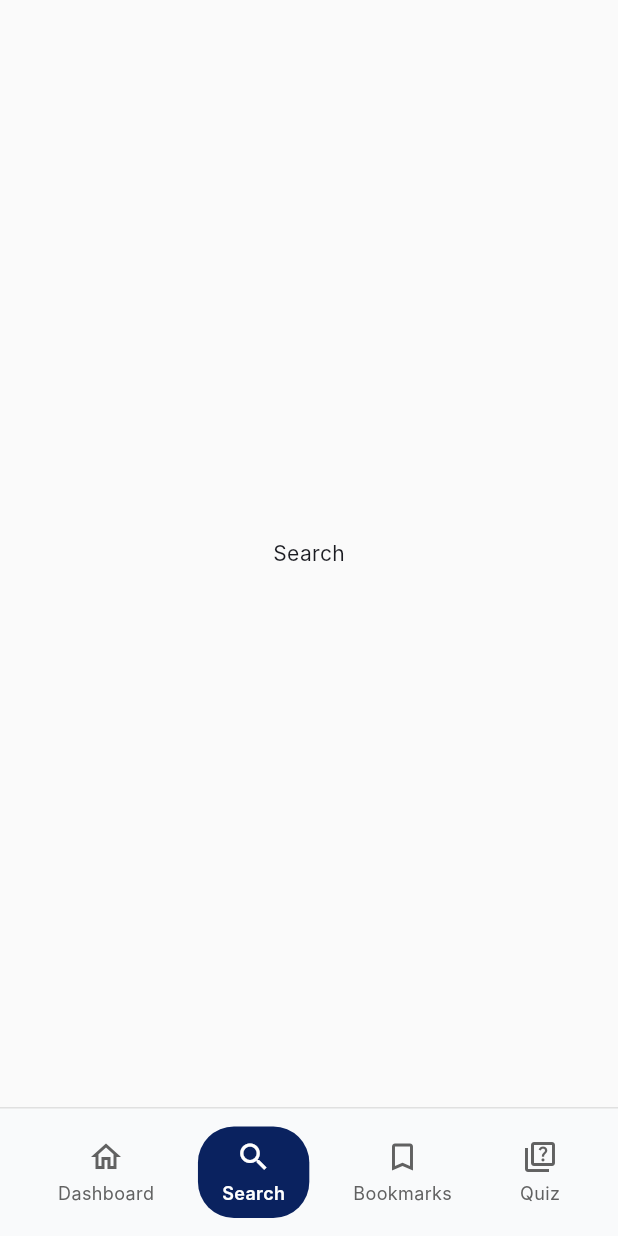
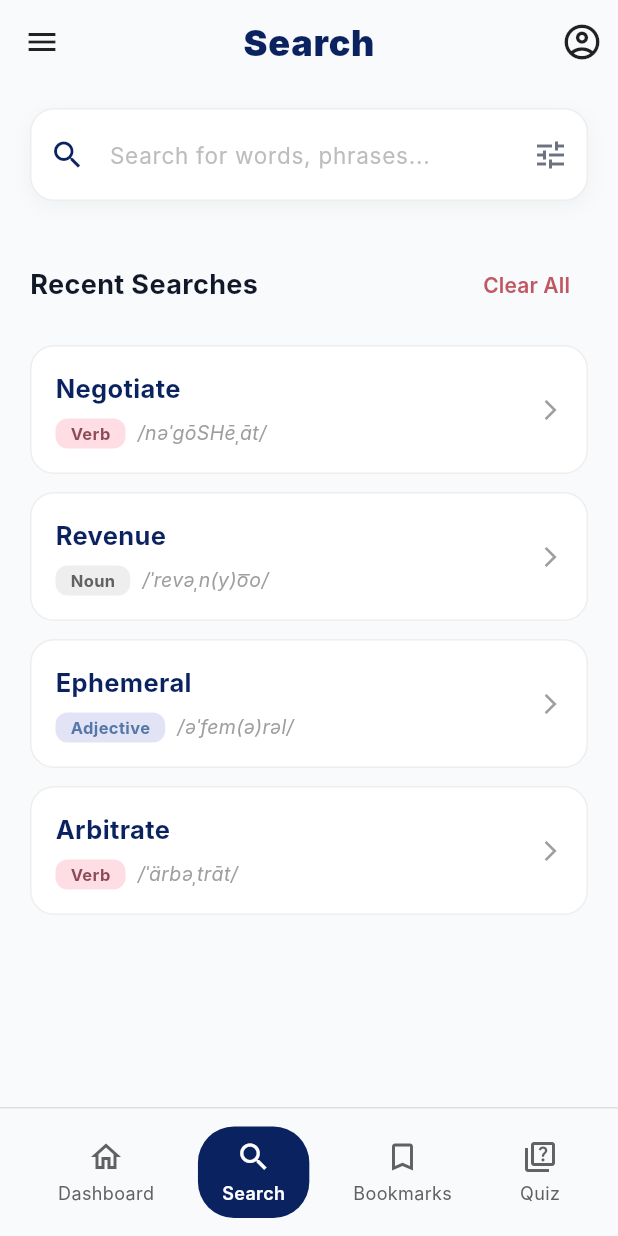
Before and after one commit to toyyibahnovianti-pixel/tugas_uas_mobile-programming, a Flutter app: the screen it shows after launch, item 2 of the bottom bar chosen, on a phone screen of 412 x 824 dp. Run offline on Flutter 3.47's test engine with Material 3 defaults, Android fonts, the phone set to English and light mode, and no system bars; Roboto replaces fonts that are missing (Inter).

Commit message:
menambah file search_screen.dart juga memperbarui main.dart dan word_detail_screen.dart

```diff
--- a/lib/main.dart
+++ b/lib/main.dart
@@ -1,6 +1,7 @@
 import 'package:flutter/material.dart';
 import 'word_detail_screen.dart';
 import 'bookmarks_screen.dart';
+import 'search_screen.dart';
 
 void main() {
   runApp(const MyApp());
@@ -167,7 +168,7 @@ class _MainScreenState extends State<MainScreen> {
 
   final List<Widget> _pages = [
     const HomeScreen(),
-    const Center(child: Text('Search')),
+    const SearchScreen(),
     const BookmarksScreen(),
     const QuizScreen(),
   ];
--- /dev/null
+++ b/lib/search_screen.dart
@@ -0,0 +1,193 @@
+import 'package:flutter/material.dart';
+import 'word_detail_screen.dart';
+
+class SearchScreen extends StatefulWidget {
+  const SearchScreen({super.key});
+
+  @override
+  State<SearchScreen> createState() => _SearchScreenState();
+}
+
+class _SearchScreenState extends State<SearchScreen> {
+  final TextEditingController _searchController = TextEditingController();
+
+  @override
+  Widget build(BuildContext context) {
+    return Scaffold(
+      backgroundColor: const Color(0xFFF9FAFB),
+      appBar: AppBar(
+        backgroundColor: Colors.transparent,
+        elevation: 0,
+        leading: IconButton(
+          icon: const Icon(Icons.menu, color: Colors.black87),
+          onPressed: () {},
+        ),
+        title: const Text(
+          'Search',
+          style: TextStyle(
+            color: Color(0xFF0A225F),
+            fontWeight: FontWeight.w900,
+            fontSize: 24,
+            letterSpacing: 0.5,
+          ),
+        ),
+        centerTitle: true,
+        actions: [
+          IconButton(
+            icon: const Icon(Icons.account_circle_outlined, color: Colors.black87, size: 28),
+            onPressed: () {},
+          ),
+        ],
+      ),
+      body: Padding(
+        padding: const EdgeInsets.symmetric(horizontal: 20.0),
+        child: Column(
+          crossAxisAlignment: CrossAxisAlignment.start,
+          children: [
+            const SizedBox(height: 16),
+            // Search Bar
+            Container(
+              decoration: BoxDecoration(
+                color: Colors.white,
+                borderRadius: BorderRadius.circular(16),
+                boxShadow: [
+                  BoxShadow(
+                    color: Colors.black.withOpacity(0.04),
+                    blurRadius: 10,
+                    offset: const Offset(0, 4),
+                  ),
+                ],
+                border: Border.all(color: Colors.grey.shade200),
+              ),
+              child: TextField(
+                controller: _searchController,
+                decoration: InputDecoration(
+                  hintText: 'Search for words, phrases...',
+                  hintStyle: TextStyle(color: Colors.grey.shade400, fontSize: 15),
+                  prefixIcon: const Icon(Icons.search, color: Color(0xFF0A225F)),
+                  suffixIcon: IconButton(
+                    icon: const Icon(Icons.tune, color: Color(0xFF6B7280)),
+                    onPressed: () {},
+                  ),
+                  border: InputBorder.none,
+                  contentPadding: const EdgeInsets.symmetric(vertical: 18),
+                ),
+              ),
+            ),
+            const SizedBox(height: 32),
+            // Recent Searches Header
+            Row(
+              mainAxisAlignment: MainAxisAlignment.spaceBetween,
+              children: [
+                const Text(
+                  'Recent Searches',
+                  style: TextStyle(
+                    fontSize: 18,
+                    fontWeight: FontWeight.bold,
+                    color: Color(0xFF111827),
+                  ),
+                ),
+                TextButton(
+                  onPressed: () {},
+                  child: const Text(
+                    'Clear All',
+                    style: TextStyle(
+                      color: Color(0xFFC05763), // Dark red/pink
+                      fontWeight: FontWeight.w600,
+                    ),
+                  ),
+                ),
+              ],
+            ),
+            const SizedBox(height: 16),
+            // Suggestion list
+            Expanded(
+              child: ListView(
+                physics: const BouncingScrollPhysics(),
+                children: [
+                  _buildSearchResultCard(context, 'Negotiate', 'Verb', '/nəˈɡōSHēˌāt/'),
+                  _buildSearchResultCard(context, 'Revenue', 'Noun', '/ˈrevəˌn(y)o͞o/'),
+                  _buildSearchResultCard(context, 'Ephemeral', 'Adjective', '/əˈfem(ə)rəl/'),
+                  _buildSearchResultCard(context, 'Arbitrate', 'Verb', '/ˈärbəˌtrāt/'),
+                ],
+              ),
+            ),
+          ],
+        ),
+      ),
+    );
+  }
+
+  Widget _buildSearchResultCard(BuildContext context, String word, String type, String pronunciation) {
+    return GestureDetector(
+      onTap: () {
+        // Just for demo, we link to the same WordDetailScreen which currently shows "Negotiate"
+        Navigator.push(
+          context,
+          MaterialPageRoute(builder: (context) => const WordDetailScreen()),
+        );
+      },
+      child: Container(
+        margin: const EdgeInsets.only(bottom: 12),
+        padding: const EdgeInsets.all(16),
+        decoration: BoxDecoration(
+          color: Colors.white,
+          borderRadius: BorderRadius.circular(16),
+          border: Border.all(color: Colors.grey.shade200),
+        ),
+        child: Row(
+          mainAxisAlignment: MainAxisAlignment.spaceBetween,
+          children: [
+            Column(
+              crossAxisAlignment: CrossAxisAlignment.start,
+              children: [
+                Text(
+                  word,
+                  style: const TextStyle(
+                    fontSize: 17,
+                    fontWeight: FontWeight.bold,
+                    color: Color(0xFF0A225F),
+                  ),
+                ),
+                const SizedBox(height: 8),
+                Row(
+                  children: [
+                    Container(
+                      padding: const EdgeInsets.symmetric(horizontal: 10, vertical: 2),
+                      decoration: BoxDecoration(
+                        color: type == 'Verb'
+                            ? const Color(0xFFFFDDE4)
+                            : (type == 'Noun' ? Colors.grey.shade200 : const Color(0xFFE2E4F6)),
+                        borderRadius: BorderRadius.circular(8),
+                      ),
+                      child: Text(
+                        type,
+                        style: TextStyle(
+                          color: type == 'Verb'
+                              ? const Color(0xFF8B4B59)
+                              : (type == 'Noun' ? Colors.grey.shade700 : const Color(0xFF5577A8)),
+                          fontSize: 11,
+                          fontWeight: FontWeight.w700,
+                        ),
+                      ),
+                    ),
+                    const SizedBox(width: 8),
+                    Text(
+                      pronunciation,
+                      style: TextStyle(
+                        fontSize: 13,
+                        color: Colors.grey.shade500,
+                        fontStyle: FontStyle.italic,
+                      ),
+                    ),
+                  ],
+                ),
+              ],
+            ),
+            const Icon(Icons.arrow_forward_ios, color: Colors.grey, size: 16),
+          ],
+        ),
+      ),
+    );
+  }
+}
```
Also changed, not shown: lib/word_detail_screen.dart (+60 -40 lines).
